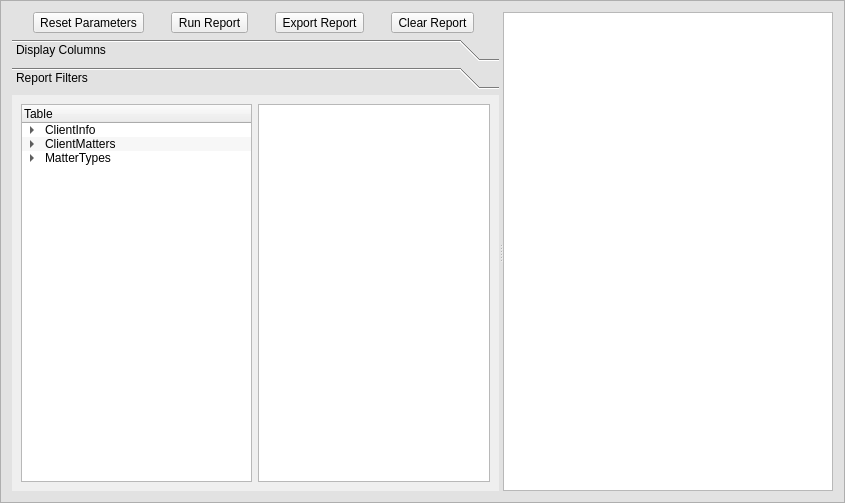
Above: UI/ReportWindow.ui from dominict/Rudy before the change. Below: the same form after it.
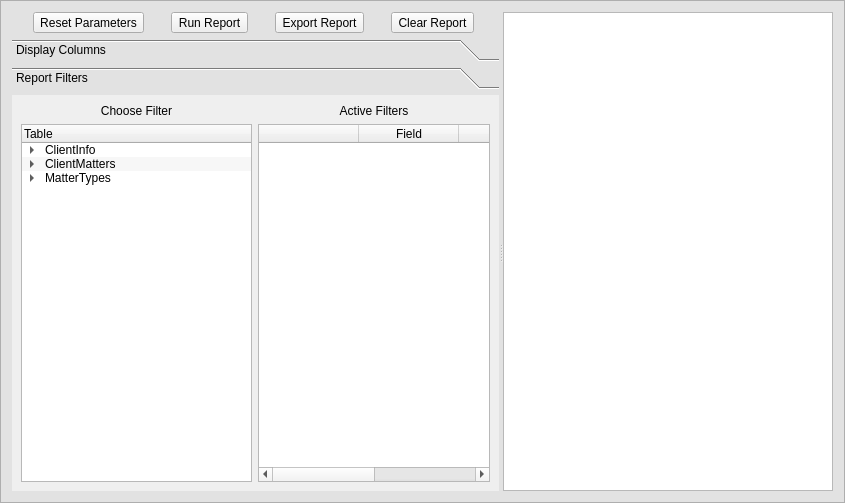
That is the form after the change. The open tabs and pages were chosen to show the change. Icons and pictures are not drawn.

Diff of the .ui file:
```diff
--- a/UI/ReportWindow.ui
+++ b/UI/ReportWindow.ui
@@ -235,15 +235,35 @@
            <rect>
             <x>0</x>
             <y>0</y>
-            <width>484</width>
+            <width>535</width>
             <height>397</height>
            </rect>
           </property>
           <attribute name="label">
            <string>Report Filters</string>
           </attribute>
-          <layout class="QHBoxLayout" name="horizontalLayout_2">
-           <item>
+          <layout class="QGridLayout" name="gridLayout">
+           <item row="0" column="0">
+            <widget class="QLabel" name="label">
+             <property name="text">
+              <string>Choose Filter</string>
+             </property>
+             <property name="alignment">
+              <set>Qt::AlignCenter</set>
+             </property>
+            </widget>
+           </item>
+           <item row="0" column="1">
+            <widget class="QLabel" name="label_2">
+             <property name="text">
+              <string>Active Filters</string>
+             </property>
+             <property name="alignment">
+              <set>Qt::AlignCenter</set>
+             </property>
+            </widget>
+           </item>
+           <item row="1" column="0">
             <widget class="QTreeWidget" name="availableFilters">
              <property name="sizePolicy">
               <sizepolicy hsizetype="Preferred" vsizetype="Expanding">
@@ -337,8 +357,29 @@
              </item>
             </widget>
            </item>
-           <item>
-            <widget class="QListWidget" name="activeFilters"/>
+           <item row="1" column="1">
+            <widget class="QTableWidget" name="activeFilters">
+             <column>
+              <property name="text">
+               <string/>
+              </property>
+             </column>
+             <column>
+              <property name="text">
+               <string>Field</string>
+              </property>
+             </column>
+             <column>
+              <property name="text">
+               <string>Filter</string>
+              </property>
+             </column>
+             <column>
+              <property name="text">
+               <string>Value</string>
+              </property>
+             </column>
+            </widget>
            </item>
           </layout>
          </widget>
```
Left out of the diff: 2 changed lines with no effect on the pictures.
